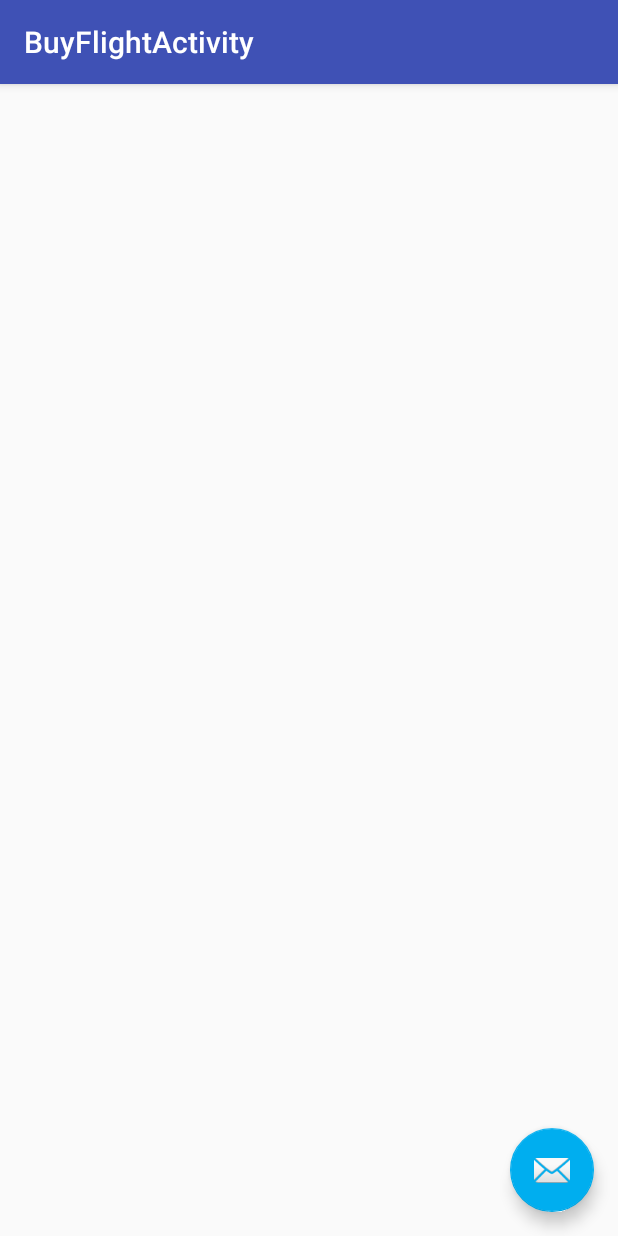
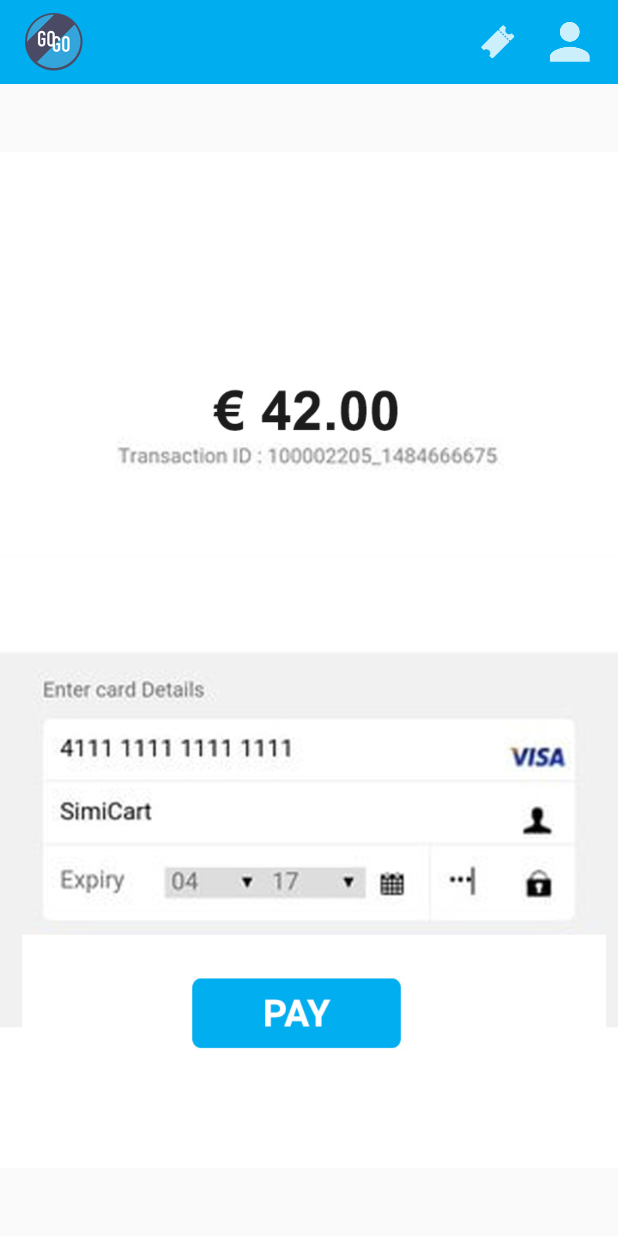
Before and after one commit to caetanopaulo/gogofly, an Android app: the BuyFlightActivity screen opened directly, with no data from a screen before it, on a phone screen of 412 x 824 dp. Run offline under Robolectric (Android 15) with nearby library versions, the phone set to English and light mode, and no system bars; network calls fail.

Commit message:
Buy Flight working

```diff
--- a/app/src/main/java/com/gogoflyapp/gogofly/Activities/BuyFlightActivity.java
+++ b/app/src/main/java/com/gogoflyapp/gogofly/Activities/BuyFlightActivity.java
@@ -1,29 +1,32 @@
 package com.gogoflyapp.gogofly.Activities;
 
+import android.content.Intent;
 import android.os.Bundle;
 import android.support.design.widget.FloatingActionButton;
 import android.support.design.widget.Snackbar;
 import android.support.v7.app.AppCompatActivity;
 import android.support.v7.widget.Toolbar;
 import android.view.View;
+import android.widget.ImageView;
 
 import com.gogoflyapp.gogofly.R;
 
-public class BuyFlightActivity extends AppCompatActivity {
+public class BuyFlightActivity extends GoGoFlyActivity {
 
     @Override
     protected void onCreate(Bundle savedInstanceState) {
         super.onCreate(savedInstanceState);
         setContentView(R.layout.activity_buy_flight);
-        Toolbar toolbar = (Toolbar) findViewById(R.id.toolbar);
-        setSupportActionBar(toolbar);
 
-        FloatingActionButton fab = (FloatingActionButton) findViewById(R.id.fab);
-        fab.setOnClickListener(new View.OnClickListener() {
+        settleIn();
+
+        ImageView imageViewGo = (ImageView) findViewById(R.id.imageView_payment);
+        imageViewGo.setOnClickListener(new View.OnClickListener() {
             @Override
-            public void onClick(View view) {
-                Snackbar.make(view, "Replace with your own action", Snackbar.LENGTH_LONG)
-                        .setAction("Action", null).show();
+            public void onClick(View v) {
+                // go to new Activity
+                Intent intent = new Intent(getApplicationContext(), TicketActivity.class);
+                startActivity(intent);
             }
         });
     }
--- a/app/src/main/res/layout/activity_buy_flight.xml
+++ b/app/src/main/res/layout/activity_buy_flight.xml
@@ -1,5 +1,6 @@
 <?xml version="1.0" encoding="utf-8"?>
-<android.support.design.widget.CoordinatorLayout xmlns:android="http://schemas.android.com/apk/res/android"
+<android.support.design.widget.CoordinatorLayout
+xmlns:android="http://schemas.android.com/apk/res/android"
 xmlns:app="http://schemas.android.com/apk/res-auto"
 xmlns:tools="http://schemas.android.com/tools"
 android:layout_width="match_parent"
@@ -7,28 +8,29 @@
 android:fitsSystemWindows="true"
 tools:context="com.gogoflyapp.gogofly.Activities.BuyFlightActivity">
 
-    <android.support.design.widget.AppBarLayout
+
+<LinearLayout
+    android:id="@+id/activity_setup"
     android:layout_width="match_parent"
-        android:layout_height="wrap_content"
-        android:theme="@style/AppTheme.AppBarOverlay">
+    android:layout_height="match_parent"
+    tools:context="com.gogoflyapp.gogofly.Activities.SetupActivity"
+    android:orientation="vertical">
 
-        <android.support.v7.widget.Toolbar
-            android:id="@+id/toolbar"
+    <include layout="@layout/layout_header"
+        android:id="@+id/relativeLayout_header" />
+
+    <ImageView
+        android:src="@drawable/payment"
+        android:id="@+id/imageView_payment"
         android:layout_width="match_parent"
-            android:layout_height="?attr/actionBarSize"
-            android:background="?attr/colorPrimary"
-            app:popupTheme="@style/AppTheme.PopupOverlay" />
+        android:layout_height="match_parent"
+        android:layout_margin="0dp"
+        android:padding="0dp"
+        android:cropToPadding="false"
+        android:adjustViewBounds="true"
+        android:scaleType="fitCenter" />
 
-    </android.support.design.widget.AppBarLayout>
+</LinearLayout>
 
-    <include layout="@layout/content_buy_flight" />
-
-    <android.support.design.widget.FloatingActionButton
-        android:id="@+id/fab"
-        android:layout_width="wrap_content"
-        android:layout_height="wrap_content"
-        android:layout_gravity="bottom|end"
-        android:layout_margin="@dimen/fab_margin"
-        app:srcCompat="@android:drawable/ic_dialog_email" />
 
 </android.support.design.widget.CoordinatorLayout>
```
Also changed, not shown: app/src/main/res/drawable/payment.jpg (added). Lines whose indentation alone changed are shown as unchanged.
